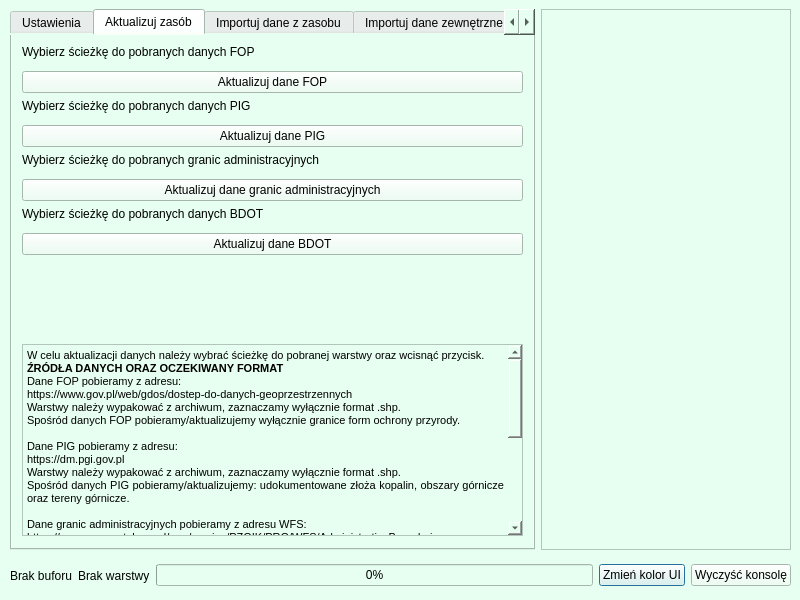
Before: the Qt Designer form bober_os_dialog_base.ui in pankonduktortoja/BoberOS, drawn with Qt 5.
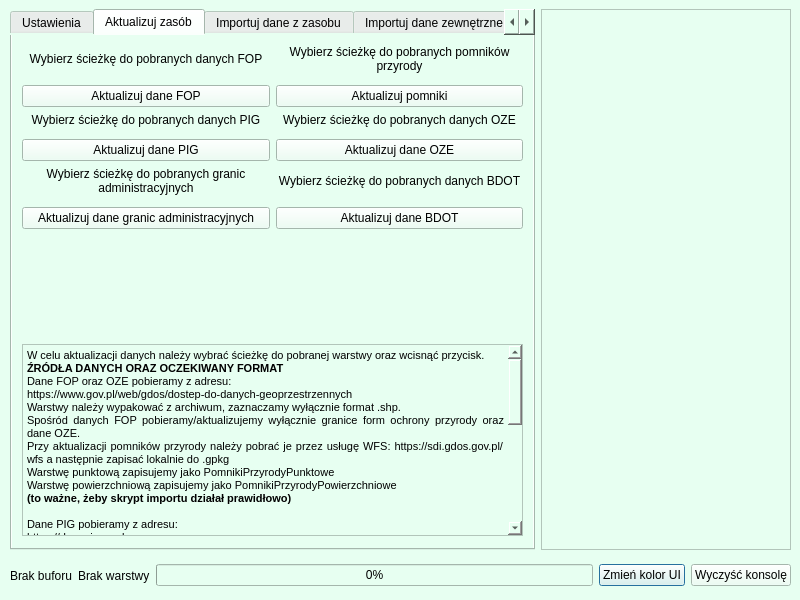
After: the same form once the commit is applied. The open tabs and pages were chosen to show the change. Custom widgets are drawn as their Qt base class.

Commit message: added more import and analyse options

```diff
--- a/bober_os_dialog_base.ui
+++ b/bober_os_dialog_base.ui
@@ -303,77 +303,154 @@
         </property>
         <layout class="QVBoxLayout" name="verticalLayout_2">
          <item>
-          <widget class="QLabel" name="label_5">
-           <property name="text">
-            <string>Wybierz ścieżkę do pobranych danych FOP</string>
+          <layout class="QGridLayout" name="gridLayout">
+           <property name="topMargin">
+            <number>0</number>
            </property>
-          </widget>
-         </item>
-         <item>
+           <item row="4" column="0">
+            <widget class="QgsFileWidget" name="pig_path"/>
+           </item>
+           <item row="1" column="0">
           <widget class="QgsFileWidget" name="fop_path">
            <property name="storageMode">
             <enum>QgsFileWidget::GetFile</enum>
            </property>
           </widget>
          </item>
-         <item>
-          <widget class="QPushButton" name="pb_act_fop">
-           <property name="text">
-            <string>Aktualizuj dane FOP</string>
-           </property>
-          </widget>
-         </item>
-         <item>
+           <item row="3" column="0">
           <widget class="QLabel" name="label_7">
            <property name="text">
             <string>Wybierz ścieżkę do pobranych danych PIG</string>
            </property>
-          </widget>
-         </item>
-         <item>
-          <widget class="QgsFileWidget" name="pig_path"/>
-         </item>
-         <item>
-          <widget class="QPushButton" name="pb_act_pig">
-           <property name="text">
-            <string>Aktualizuj dane PIG</string>
-           </property>
-          </widget>
-         </item>
-         <item>
+             <property name="alignment">
+              <set>Qt::AlignCenter</set>
+             </property>
+             <property name="wordWrap">
+              <bool>true</bool>
+             </property>
+            </widget>
+           </item>
+           <item row="6" column="0">
           <widget class="QLabel" name="label_6">
            <property name="text">
             <string>Wybierz ścieżkę do pobranych granic administracyjnych</string>
            </property>
-          </widget>
-         </item>
-         <item>
+             <property name="alignment">
+              <set>Qt::AlignCenter</set>
+             </property>
+             <property name="wordWrap">
+              <bool>true</bool>
+             </property>
+            </widget>
+           </item>
+           <item row="0" column="1">
+            <widget class="QLabel" name="label_12">
+             <property name="text">
+              <string>Wybierz ścieżkę do pobranych pomników przyrody</string>
+             </property>
+             <property name="alignment">
+              <set>Qt::AlignCenter</set>
+             </property>
+             <property name="wordWrap">
+              <bool>true</bool>
+             </property>
+            </widget>
+           </item>
+           <item row="2" column="0">
+            <widget class="QPushButton" name="pb_act_fop">
+             <property name="text">
+              <string>Aktualizuj dane FOP</string>
+             </property>
+            </widget>
+           </item>
+           <item row="2" column="1">
+            <widget class="QPushButton" name="pb_act_pomniki">
+             <property name="text">
+              <string>Aktualizuj pomniki</string>
+             </property>
+            </widget>
+           </item>
+           <item row="7" column="0">
           <widget class="QgsFileWidget" name="adm_path"/>
          </item>
-         <item>
+           <item row="0" column="0">
+            <widget class="QLabel" name="label_5">
+             <property name="text">
+              <string>Wybierz ścieżkę do pobranych danych FOP</string>
+             </property>
+             <property name="alignment">
+              <set>Qt::AlignCenter</set>
+             </property>
+             <property name="wordWrap">
+              <bool>true</bool>
+             </property>
+            </widget>
+           </item>
+           <item row="1" column="1">
+            <widget class="QgsFileWidget" name="pomniki_path"/>
+           </item>
+           <item row="5" column="0">
+            <widget class="QPushButton" name="pb_act_pig">
+             <property name="text">
+              <string>Aktualizuj dane PIG</string>
+             </property>
+            </widget>
+           </item>
+           <item row="8" column="0">
           <widget class="QPushButton" name="pb_act_adm">
            <property name="text">
             <string>Aktualizuj dane granic administracyjnych</string>
            </property>
           </widget>
          </item>
-         <item>
+           <item row="6" column="1">
           <widget class="QLabel" name="label_13">
            <property name="text">
             <string>Wybierz ścieżkę do pobranych danych BDOT</string>
            </property>
-          </widget>
-         </item>
-         <item>
+             <property name="alignment">
+              <set>Qt::AlignCenter</set>
+             </property>
+             <property name="wordWrap">
+              <bool>true</bool>
+             </property>
+            </widget>
+           </item>
+           <item row="7" column="1">
           <widget class="QgsFileWidget" name="bdot_path"/>
          </item>
-         <item>
+           <item row="8" column="1">
           <widget class="QPushButton" name="pb_act_bdot">
            <property name="text">
             <string>Aktualizuj dane BDOT</string>
            </property>
           </widget>
          </item>
+           <item row="5" column="1">
+            <widget class="QPushButton" name="pb_act_oze">
+             <property name="text">
+              <string>Aktualizuj dane OZE</string>
+             </property>
+            </widget>
+           </item>
+           <item row="4" column="1">
+            <widget class="QgsFileWidget" name="oze_path"/>
+           </item>
+           <item row="3" column="1">
+            <widget class="QLabel" name="label_16">
+             <property name="text">
+              <string>Wybierz ścieżkę do pobranych danych OZE</string>
+             </property>
+             <property name="alignment">
+              <set>Qt::AlignCenter</set>
+             </property>
+             <property name="wordWrap">
+              <bool>true</bool>
+             </property>
+            </widget>
+           </item>
+          </layout>
+         </item>
          <item>
           <spacer name="verticalSpacer_2">
            <property name="orientation">
@@ -396,10 +473,14 @@
 &lt;/style&gt;&lt;/head&gt;&lt;body style=&quot; font-family:'Open Sans'; font-size:8pt; font-weight:400; font-style:normal;&quot;&gt;
 &lt;p align=&quot;justify&quot; style=&quot; margin-top:0px; margin-bottom:0px; margin-left:0px; margin-right:0px; -qt-block-indent:0; text-indent:0px;&quot;&gt;W celu aktualizacji danych należy wybrać ścieżkę do pobranej warstwy oraz wcisnąć przycisk.&lt;/p&gt;
 &lt;p align=&quot;justify&quot; style=&quot; margin-top:0px; margin-bottom:0px; margin-left:0px; margin-right:0px; -qt-block-indent:0; text-indent:0px;&quot;&gt;&lt;span style=&quot; font-weight:600;&quot;&gt;ŹRÓDŁA DANYCH ORAZ OCZEKIWANY FORMAT&lt;/span&gt;&lt;/p&gt;
-&lt;p align=&quot;justify&quot; style=&quot; margin-top:0px; margin-bottom:0px; margin-left:0px; margin-right:0px; -qt-block-indent:0; text-indent:0px;&quot;&gt;Dane FOP pobieramy z adresu:&lt;/p&gt;
+&lt;p align=&quot;justify&quot; style=&quot; margin-top:0px; margin-bottom:0px; margin-left:0px; margin-right:0px; -qt-block-indent:0; text-indent:0px;&quot;&gt;Dane FOP oraz OZE pobieramy z adresu:&lt;/p&gt;
 &lt;p align=&quot;justify&quot; style=&quot; margin-top:0px; margin-bottom:0px; margin-left:0px; margin-right:0px; -qt-block-indent:0; text-indent:0px;&quot;&gt;https://www.gov.pl/web/gdos/dostep-do-danych-geoprzestrzennych&lt;/p&gt;
 &lt;p align=&quot;justify&quot; style=&quot; margin-top:0px; margin-bottom:0px; margin-left:0px; margin-right:0px; -qt-block-indent:0; text-indent:0px;&quot;&gt;Warstwy należy wypakować z archiwum, zaznaczamy wyłącznie format .shp.&lt;/p&gt;
-&lt;p align=&quot;justify&quot; style=&quot; margin-top:0px; margin-bottom:0px; margin-left:0px; margin-right:0px; -qt-block-indent:0; text-indent:0px;&quot;&gt;Spośród danych FOP pobieramy/aktualizujemy wyłącznie granice form ochrony przyrody.&lt;/p&gt;
+&lt;p align=&quot;justify&quot; style=&quot; margin-top:0px; margin-bottom:0px; margin-left:0px; margin-right:0px; -qt-block-indent:0; text-indent:0px;&quot;&gt;Spośród danych FOP pobieramy/aktualizujemy wyłącznie granice form ochrony przyrody oraz dane OZE. &lt;/p&gt;
+&lt;p align=&quot;justify&quot; style=&quot; margin-top:0px; margin-bottom:0px; margin-left:0px; margin-right:0px; -qt-block-indent:0; text-indent:0px;&quot;&gt;Przy aktualizacji pomników przyrody należy pobrać je przez usługę WFS: https://sdi.gdos.gov.pl/wfs a następnie zapisać lokalnie do .gpkg&lt;/p&gt;
+&lt;p align=&quot;justify&quot; style=&quot; margin-top:0px; margin-bottom:0px; margin-left:0px; margin-right:0px; -qt-block-indent:0; text-indent:0px;&quot;&gt;Warstwę punktową zapisujemy jako PomnikiPrzyrodyPunktowe&lt;/p&gt;
+&lt;p align=&quot;justify&quot; style=&quot; margin-top:0px; margin-bottom:0px; margin-left:0px; margin-right:0px; -qt-block-indent:0; text-indent:0px;&quot;&gt;Warstwę powierzchniową zapisujemy jako PomnikiPrzyrodyPowierzchniowe&lt;/p&gt;
+&lt;p align=&quot;justify&quot; style=&quot; margin-top:0px; margin-bottom:0px; margin-left:0px; margin-right:0px; -qt-block-indent:0; text-indent:0px;&quot;&gt;&lt;span style=&quot; font-weight:600;&quot;&gt;(to ważne, żeby skrypt importu działał prawidłowo)&lt;/span&gt;&lt;/p&gt;
 &lt;p align=&quot;justify&quot; style=&quot;-qt-paragraph-type:empty; margin-top:0px; margin-bottom:0px; margin-left:0px; margin-right:0px; -qt-block-indent:0; text-indent:0px;&quot;&gt;&lt;br /&gt;&lt;/p&gt;
 &lt;p align=&quot;justify&quot; style=&quot; margin-top:0px; margin-bottom:0px; margin-left:0px; margin-right:0px; -qt-block-indent:0; text-indent:0px;&quot;&gt;Dane PIG pobieramy z adresu:&lt;/p&gt;
 &lt;p align=&quot;justify&quot; style=&quot; margin-top:0px; margin-bottom:0px; margin-left:0px; margin-right:0px; -qt-block-indent:0; text-indent:0px;&quot;&gt;https://dm.pgi.gov.pl&lt;/p&gt;
```
Left out of the diff: 18 changed lines with no effect on the pictures. Lines whose indentation alone changed are shown as unchanged. The commit also changes 2 other files.
